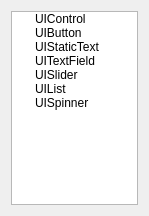
First picture: the form in Tools/UIEditor/UI/librarywidget.ui, repository xaoctech/dava.engine, before the edit.
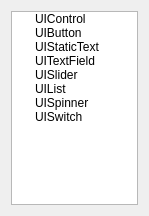
Second picture: the form after the edit. Custom widgets are drawn as their Qt base class.

```diff
--- a/Tools/UIEditor/UI/librarywidget.ui
+++ b/Tools/UIEditor/UI/librarywidget.ui
@@ -80,6 +80,11 @@
        <string>UISpinner</string>
       </property>
      </item>
+     <item>
+      <property name="text">
+       <string>UISwitch</string>
+      </property>
+     </item>
     </widget>
    </item>
   </layout>
```
